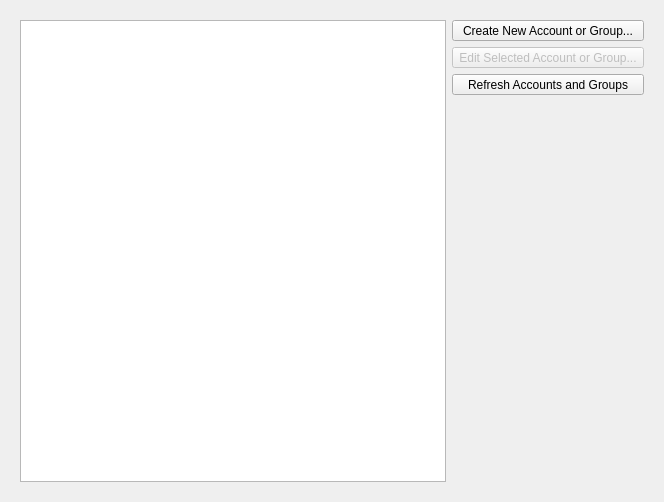
Before: the Qt Designer form qw_client/QwcAccountsWidget.ui in pcjpnet/qwired-suite, drawn with Qt 5.
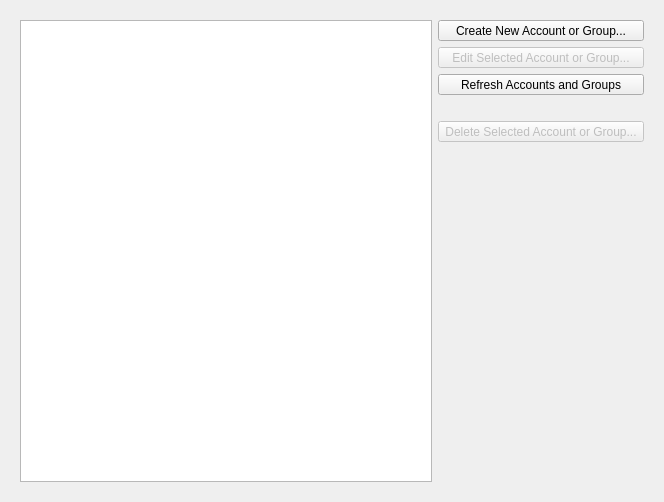
After: the same form once the commit is applied. The open tabs and pages were chosen to show the change. Icons and pictures are not drawn.

Commit message: Added delete button to the account list Automatically remove deleted group from group pop-up menu.

Patch:
```diff
--- a/qw_client/QwcAccountsWidget.ui
+++ b/qw_client/QwcAccountsWidget.ui
@@ -725,6 +725,45 @@
            </property>
           </widget>
          </item>
+         <item>
+          <spacer name="verticalSpacer_2">
+           <property name="orientation">
+            <enum>Qt::Vertical</enum>
+           </property>
+           <property name="sizeType">
+            <enum>QSizePolicy::Maximum</enum>
+           </property>
+           <property name="sizeHint" stdset="0">
+            <size>
+             <width>20</width>
+             <height>20</height>
+            </size>
+           </property>
+          </spacer>
+         </item>
+         <item>
+          <widget class="QToolButton" name="btnDeleteAccount">
+           <property name="enabled">
+            <bool>false</bool>
+           </property>
+           <property name="sizePolicy">
+            <sizepolicy hsizetype="MinimumExpanding" vsizetype="Fixed">
+             <horstretch>0</horstretch>
+             <verstretch>0</verstretch>
+            </sizepolicy>
+           </property>
+           <property name="text">
+            <string>Delete Selected Account or Group...</string>
+           </property>
+           <property name="icon">
+            <iconset resource="application.qrc">
+             <normaloff>:/icons/icn_delete.png</normaloff>:/icons/icn_delete.png</iconset>
+           </property>
+           <property name="toolButtonStyle">
+            <enum>Qt::ToolButtonTextBesideIcon</enum>
+           </property>
+          </widget>
+         </item>
          <item>
           <spacer name="verticalSpacer_3">
            <property name="orientation">
```
Left out of the diff: 23 changed lines with no effect on the pictures. The commit also changes 2 other files.
